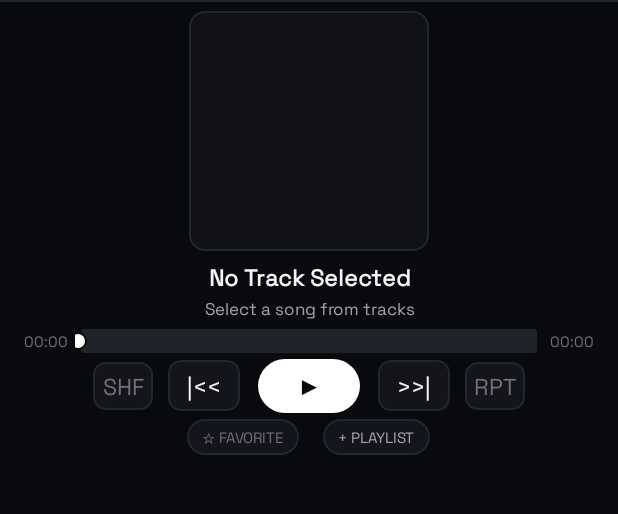
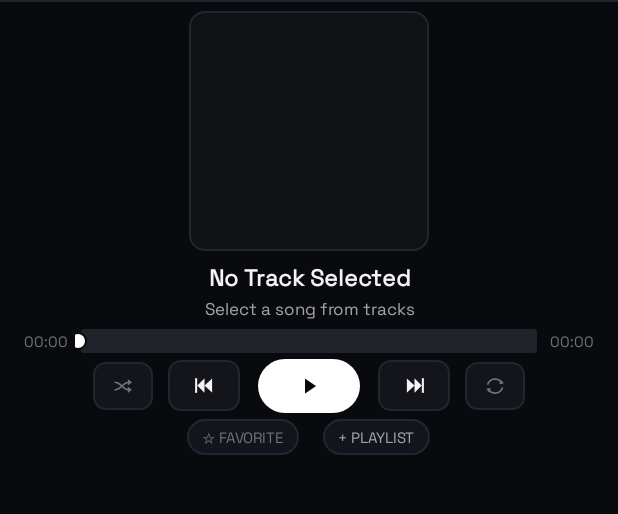
Before and after one commit to warumpas-ops/musicbb, an Android app: the screen it shows after launch (MainActivity), on a phone screen of 412 x 824 dp, the part 48-562 px from its top. Run offline under Robolectric (Android 15) with nearby library versions, the phone set to English and light mode, and no system bars; 1 statement that could not run was skipped.

Commit message:
feat(v2.2.0): replace text/emoji controls with crisp vector-rendered PNG media icons

```diff
--- a/app/build.gradle
+++ b/app/build.gradle
@@ -9,8 +9,8 @@ android {
         applicationId 'com.musicbb.app'
         minSdkVersion 14
         targetSdkVersion 18
-        versionCode 3
-        versionName '2.1.0'
+        versionCode 4
+        versionName '2.2.0'
     }
 
     signingConfigs {
--- a/app/src/main/java/com/musicbb/app/MainActivity.java
+++ b/app/src/main/java/com/musicbb/app/MainActivity.java
@@ -54,8 +54,9 @@ public class MainActivity extends Activity {
     private TextView tvTrackTitle, tvTrackArtist;
     private SeekBar sbProgress;
     private TextView tvCurrTime, tvTotTime;
-    private TextView btnPrev, btnPlay, btnNext;
-    private TextView btnShuffle, btnRepeat, btnFav, btnAddPlaylist;
+    private ImageView btnPrev, btnPlay, btnNext;
+    private ImageView btnShuffle, btnRepeat;
+    private TextView btnFav, btnAddPlaylist;
 
     // Tab 2: Folders & Library Views
     private TextView tvDirBreadcrumb, btnScanMedia, tvEmptyLibrary;
@@ -172,11 +173,11 @@ public class MainActivity extends Activity {
         sbProgress = (SeekBar) findViewById(R.id.sbProgress);
         tvCurrTime = (TextView) findViewById(R.id.tvCurrTime);
         tvTotTime = (TextView) findViewById(R.id.tvTotTime);
-        btnPrev = (TextView) findViewById(R.id.btnPrev);
-        btnPlay = (TextView) findViewById(R.id.btnPlay);
-        btnNext = (TextView) findViewById(R.id.btnNext);
-        btnShuffle = (TextView) findViewById(R.id.btnShuffle);
-        btnRepeat = (TextView) findViewById(R.id.btnRepeat);
+        btnPrev = (ImageView) findViewById(R.id.btnPrev);
+        btnPlay = (ImageView) findViewById(R.id.btnPlay);
+        btnNext = (ImageView) findViewById(R.id.btnNext);
+        btnShuffle = (ImageView) findViewById(R.id.btnShuffle);
+        btnRepeat = (ImageView) findViewById(R.id.btnRepeat);
         btnFav = (TextView) findViewById(R.id.btnFav);
         btnAddPlaylist = (TextView) findViewById(R.id.btnAddPlaylist);
 
@@ -390,27 +391,29 @@ public class MainActivity extends Activity {
             ivCoverArt.setImageBitmap(CoverArtHelper.getDefaultVinylArt("NO TRACK", "", 320));
         }
 
-        // Play / Pause button
+                // Play / Pause button
         if (isPlaying) {
-            btnPlay.setText("❚❚");
+            btnPlay.setImageResource(R.drawable.ic_pause);
         } else {
-            btnPlay.setText("▶");
+            btnPlay.setImageResource(R.drawable.ic_play);
         }
         btnPlay.setBackgroundResource(R.drawable.btn_play_bg);
-        btnPlay.setTextColor(0xFF0A0A0C);
 
         // Shuffle button
-        btnShuffle.setText("SHF");
-        btnShuffle.setTextColor(audioService.isShuffle() ? 0xFFFFFFFF : 0xFF71717A);
+        btnShuffle.setImageResource(audioService.isShuffle() ? R.drawable.ic_shuffle_active : R.drawable.ic_shuffle);
         btnShuffle.setBackgroundResource(audioService.isShuffle() ? R.drawable.control_pill_active : R.drawable.control_pill_selector);
 
         // Repeat button
         int rep = audioService.getRepeatMode();
-        btnRepeat.setText(rep == 1 ? "1x" : "RPT");
-        btnRepeat.setTextColor(rep < 2 ? 0xFFFFFFFF : 0xFF71717A);
+        if (rep == 1) {
+            btnRepeat.setImageResource(R.drawable.ic_repeat_one);
+        } else if (rep == 0) {
+            btnRepeat.setImageResource(R.drawable.ic_repeat_active);
+        } else {
+            btnRepeat.setImageResource(R.drawable.ic_repeat);
+        }
         btnRepeat.setBackgroundResource(rep < 2 ? R.drawable.control_pill_active : R.drawable.control_pill_selector);
     }
-
     // ==================== LIBRARY & SCANNER ====================
 
     private void loadLibraryData() {
--- a/app/src/main/res/layout/activity_main.xml
+++ b/app/src/main/res/layout/activity_main.xml
@@ -154,59 +154,53 @@
                 android:gravity="center"
                 android:layout_marginTop="4dp">
 
-                <TextView
+                <ImageView
                     android:id="@+id/btnShuffle"
                     android:layout_width="40dp"
                     android:layout_height="32dp"
-                    android:text="SHF"
-                    android:textColor="@color/text_muted"
-                    android:textSize="15sp"
-                    android:gravity="center"
+                    android:src="@drawable/ic_shuffle"
+                    android:scaleType="centerInside"
+                    android:padding="6dp"
                     android:background="@drawable/control_pill_selector"/>
 
-                <TextView
+                <ImageView
                     android:id="@+id/btnPrev"
                     android:layout_width="48dp"
                     android:layout_height="34dp"
-                    android:text="|&lt;&lt;"
-                    android:textColor="@color/text_primary"
-                    android:textSize="15sp"
-                    android:gravity="center"
+                    android:src="@drawable/ic_prev"
+                    android:scaleType="centerInside"
+                    android:padding="6dp"
                     android:background="@drawable/control_pill_selector"
                     android:layout_marginLeft="10dp"/>
 
-                <TextView
+                <ImageView
                     android:id="@+id/btnPlay"
                     android:layout_width="68dp"
                     android:layout_height="36dp"
-                    android:text="&#x25B6;"
-                    android:textColor="#0A0A0C"
-                    android:textSize="16sp"
-                    android:textStyle="bold"
-                    android:gravity="center"
+                    android:src="@drawable/ic_play"
+                    android:scaleType="centerInside"
+                    android:padding="7dp"
                     android:background="@drawable/btn_play_bg"
                     android:layout_marginLeft="12dp"
                     android:layout_marginRight="12dp"/>
 
-                <TextView
+                <ImageView
                     android:id="@+id/btnNext"
                     android:layout_width="48dp"
                     android:layout_height="34dp"
-                    android:text="&gt;&gt;|"
-                    android:textColor="@color/text_primary"
-                    android:textSize="15sp"
-                    android:gravity="center"
+                    android:src="@drawable/ic_next"
+                    android:scaleType="centerInside"
+                    android:padding="6dp"
                     android:background="@drawable/control_pill_selector"
                     android:layout_marginRight="10dp"/>
 
-                <TextView
+                <ImageView
                     android:id="@+id/btnRepeat"
                     android:layout_width="40dp"
                     android:layout_height="32dp"
-                    android:text="RPT"
-                    android:textColor="@color/text_muted"
-                    android:textSize="15sp"
-                    android:gravity="center"
+                    android:src="@drawable/ic_repeat"
+                    android:scaleType="centerInside"
+                    android:padding="6dp"
                     android:background="@drawable/control_pill_selector"/>
             </LinearLayout>
 
```
Also changed, not shown: app/src/main/res/drawable/ic_next.png (added), app/src/main/res/drawable/ic_pause.png (added), app/src/main/res/drawable/ic_play.png (added), app/src/main/res/drawable/ic_prev.png (added), app/src/main/res/drawable/ic_repeat.png (added), app/src/main/res/drawable/ic_repeat_active.png (added), app/src/main/res/drawable/ic_repeat_one.png (added), app/src/main/res/drawable/ic_shuffle.png (added), app/src/main/res/drawable/ic_shuffle_active.png (added).
